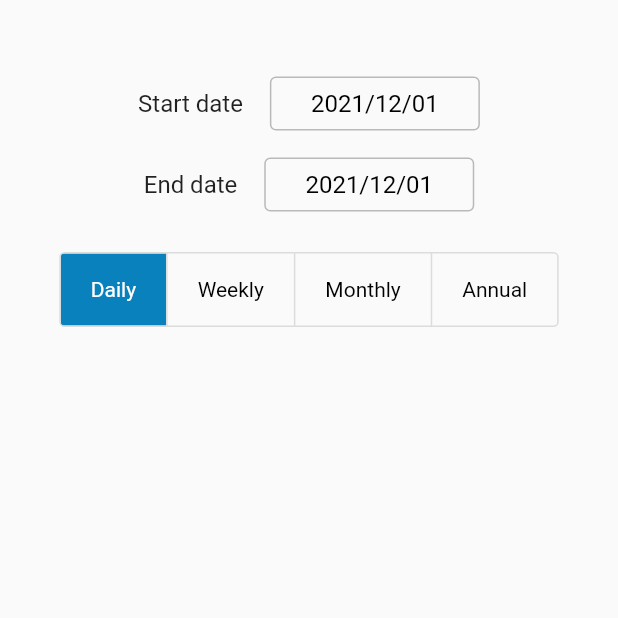
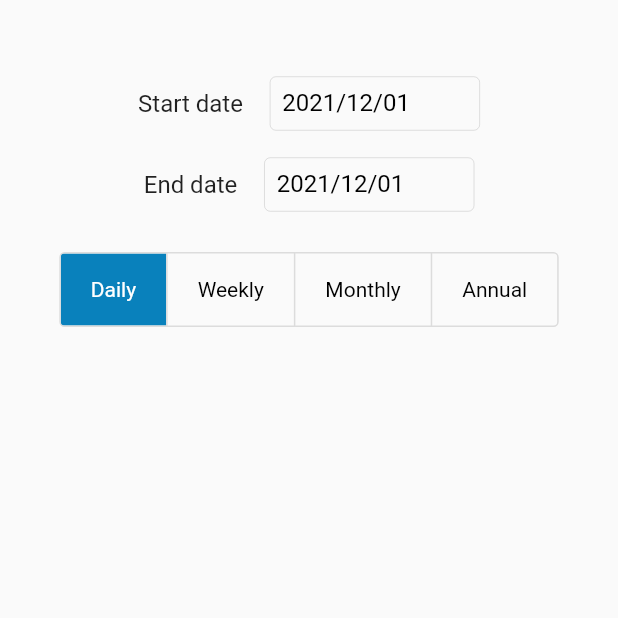
Before and after one commit to Amira-Ezz-149/my_sunshine, a Flutter app: the SunshineScreen screen opened directly, on a phone screen of 412 x 824 dp, the top half of it. Run offline on Flutter 3.47's test engine with Material 2 defaults, Android fonts, the phone set to English and light mode, and no system bars.

Commit message:
sunshine screen almost done

```diff
--- a/lib/screens/sunshine_screen.dart
+++ b/lib/screens/sunshine_screen.dart
@@ -1,6 +1,7 @@
 import 'package:flutter/material.dart';
 import 'package:my_sunshine/constants.dart';
 import 'package:my_sunshine/widgets/date_picker.dart';
+import 'package:my_sunshine/widgets/dropdown_widget.dart';
 
 class SunshineScreen extends StatefulWidget {
   @override
@@ -38,8 +39,16 @@ class _SunshineScreenState extends State<SunshineScreen> {
                     SizedBox(
                       width: 18.0,
                     ),
-                    index ==0?
-                    DatePickerWidget():0,
+                    Container(
+                      width: 140,
+                      height: 36,
+                      padding: const EdgeInsets.all(8.0),
+                      decoration: BoxDecoration(
+                        border: Border.all(color: Colors.black26, width: 0.3),
+                        borderRadius: BorderRadius.circular(4),
+                      ),
+                      child: index == 0 ? DatePickerWidget() : DropdownWidget(),
+                    ),
                   ],
                 ),
                 SizedBox(
@@ -58,8 +67,16 @@ class _SunshineScreenState extends State<SunshineScreen> {
                     SizedBox(
                       width: 18.0,
                     ),
-                    index ==0?
-                    DatePickerWidget():0,
+                    Container(
+                      width: 140,
+                      height: 36,
+                      padding: const EdgeInsets.all(8.0),
+                      decoration: BoxDecoration(
+                        border: Border.all(color: Colors.black26, width: 0.3),
+                        borderRadius: BorderRadius.circular(4),
+                      ),
+                      child: index == 0 ? DatePickerWidget() : DropdownWidget(),
+                    ),
                   ],
                 ),
                 SizedBox(
@@ -67,7 +84,6 @@ class _SunshineScreenState extends State<SunshineScreen> {
                 ),
                 Container(
                   width: double.infinity,
-                  decoration: BoxDecoration(),
                   child: Center(
                     child: ToggleButtons(
                       isSelected: isSelected,
@@ -96,9 +112,7 @@ class _SunshineScreenState extends State<SunshineScreen> {
                       ],
                       onPressed: (int newIndex) {
                         setState(() {
-                          for ( index = 0;
-                              index < isSelected.length;
-                              index++) {
+                          for (index = 0; index < isSelected.length; index++) {
                             if (index == newIndex) {
                               isSelected[index] = true;
                             } else {
@@ -110,6 +124,10 @@ class _SunshineScreenState extends State<SunshineScreen> {
                     ),
                   ),
                 ),
+                SizedBox(
+                  height: 27.0,
+                ),
+
               ],
             ),
           ),
--- a/lib/widgets/picker_button.dart
+++ b/lib/widgets/picker_button.dart
@@ -30,22 +30,11 @@ class ButtonWidget extends StatelessWidget {
   @override
   Widget build(BuildContext context) => InkWell(
         onTap: onClicked,
-        child: Container(
-          width: 140,
-          height: 36,
-          margin: const EdgeInsets.all(0.0),
-          padding: const EdgeInsets.all(3.0),
-          decoration: BoxDecoration(
-              border: Border.all(color: Colors.black26),
-              borderRadius: BorderRadius.circular(4)),
-          child: Center(
-            child: Text(
-              text,
-              style: TextStyle(
-                fontSize: 16,
-                color: Colors.black,
-              ),
-            ),
+        child: Text(
+          text,
+          style: TextStyle(
+            fontSize: 16,
+            color: Colors.black,
           ),
         ),
       );
```
Also changed, not shown: lib/widgets/dropdown_widget.dart (added, +74 -0 lines), lib/widgets/chartWidget.dart (added).
